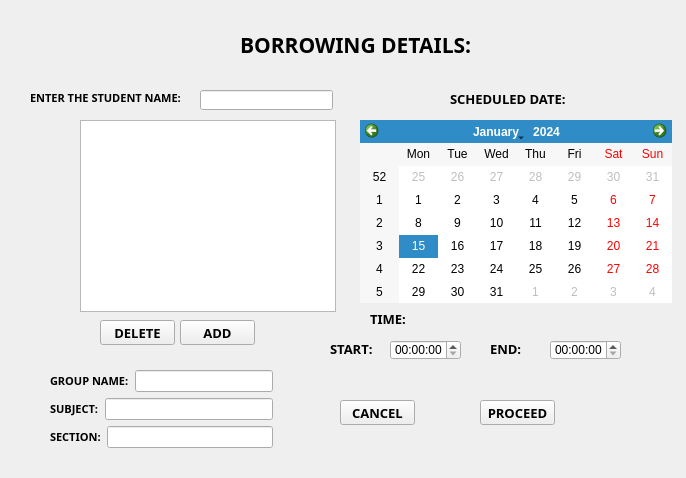
Old version of the form borrowingd.ui in the repository markytools/sume-borrower-app.
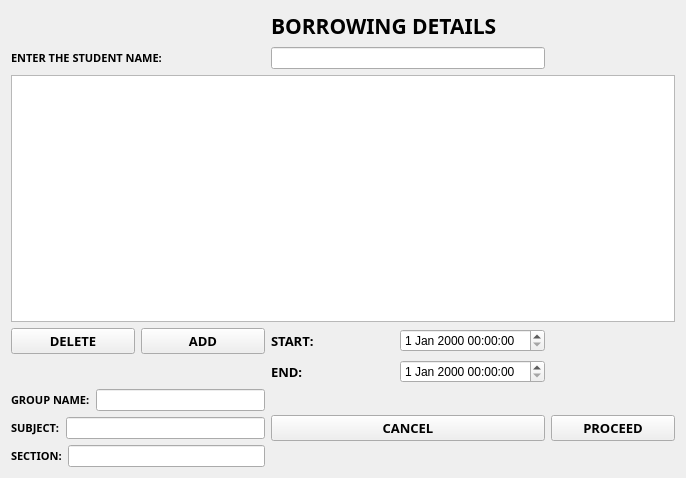
New version of the form.

Patch:
```diff
--- a/borrowingd.ui
+++ b/borrowingd.ui
@@ -25,170 +25,9 @@
   <property name="windowTitle">
    <string>Form</string>
   </property>
-  <widget class="QLabel" name="label_2">
-   <property name="geometry">
-    <rect>
-     <x>30</x>
-     <y>90</y>
-     <width>156</width>
-     <height>16</height>
-    </rect>
-   </property>
-   <property name="font">
-    <font>
-     <family>Segoe UI Black</family>
-     <pointsize>8</pointsize>
-     <weight>75</weight>
-     <bold>true</bold>
-    </font>
-   </property>
-   <property name="text">
-    <string>ENTER THE STUDENT NAME:</string>
-   </property>
-  </widget>
-  <widget class="QCalendarWidget" name="calendarWidget">
-   <property name="geometry">
-    <rect>
-     <x>360</x>
-     <y>120</y>
-     <width>312</width>
-     <height>183</height>
-    </rect>
-   </property>
-  </widget>
-  <widget class="QTableWidget" name="tableWidget">
-   <property name="geometry">
-    <rect>
-     <x>80</x>
-     <y>120</y>
-     <width>256</width>
-     <height>192</height>
-    </rect>
-   </property>
-  </widget>
-  <widget class="QTimeEdit" name="timeEdit">
-   <property name="geometry">
-    <rect>
-     <x>390</x>
-     <y>340</y>
-     <width>71</width>
-     <height>20</height>
-    </rect>
-   </property>
-  </widget>
-  <widget class="QLabel" name="label">
-   <property name="geometry">
-    <rect>
-     <x>240</x>
-     <y>30</y>
-     <width>241</width>
-     <height>30</height>
-    </rect>
-   </property>
-   <property name="font">
-    <font>
-     <family>Segoe UI Black</family>
-     <pointsize>16</pointsize>
-     <weight>75</weight>
-     <bold>true</bold>
-    </font>
-   </property>
-   <property name="text">
-    <string>BORROWING DETAILS:</string>
-   </property>
-  </widget>
-  <widget class="QLabel" name="label_6">
-   <property name="geometry">
-    <rect>
-     <x>370</x>
-     <y>310</y>
-     <width>37</width>
-     <height>17</height>
-    </rect>
-   </property>
-   <property name="font">
-    <font>
-     <family>Segoe UI Black</family>
-     <pointsize>10</pointsize>
-     <weight>75</weight>
-     <bold>true</bold>
-    </font>
-   </property>
-   <property name="text">
-    <string>TIME:</string>
-   </property>
-  </widget>
-  <widget class="QLabel" name="label_5">
-   <property name="geometry">
-    <rect>
-     <x>450</x>
-     <y>90</y>
-     <width>119</width>
-     <height>17</height>
-    </rect>
-   </property>
-   <property name="font">
-    <font>
-     <family>Segoe UI Black</family>
-     <pointsize>10</pointsize>
-     <weight>75</weight>
-     <bold>true</bold>
-    </font>
-   </property>
-   <property name="text">
-    <string>SCHEDULED DATE:</string>
-   </property>
-  </widget>
-  <widget class="QTimeEdit" name="timeEdit_2">
-   <property name="geometry">
-    <rect>
-     <x>550</x>
-     <y>340</y>
-     <width>71</width>
-     <height>20</height>
-    </rect>
-   </property>
-  </widget>
-  <widget class="QPushButton" name="pushButton">
-   <property name="geometry">
-    <rect>
-     <x>480</x>
-     <y>400</y>
-     <width>75</width>
-     <height>25</height>
-    </rect>
-   </property>
-   <property name="font">
-    <font>
-     <family>Segoe UI Black</family>
-     <pointsize>10</pointsize>
-     <weight>75</weight>
-     <bold>true</bold>
-    </font>
-   </property>
-   <property name="text">
-    <string>PROCEED</string>
-   </property>
-  </widget>
-  <widget class="QLineEdit" name="lineEdit">
-   <property name="geometry">
-    <rect>
-     <x>200</x>
-     <y>90</y>
-     <width>133</width>
-     <height>20</height>
-    </rect>
-   </property>
-  </widget>
+  <layout class="QGridLayout" name="gridLayout">
+   <item row="5" column="2">
   <widget class="QLabel" name="label_7">
-   <property name="geometry">
-    <rect>
-     <x>490</x>
-     <y>340</y>
-     <width>32</width>
-     <height>17</height>
-    </rect>
-   </property>
    <property name="font">
     <font>
      <family>Segoe UI Black</family>
@@ -201,15 +40,12 @@
     <string>END:</string>
    </property>
   </widget>
-  <widget class="QPushButton" name="pushButton_2">
-   <property name="geometry">
-    <rect>
-     <x>340</x>
-     <y>400</y>
-     <width>75</width>
-     <height>25</height>
-    </rect>
-   </property>
+   </item>
+   <item row="5" column="3">
+    <widget class="QDateTimeEdit" name="endDateTime"/>
+   </item>
+   <item row="6" column="2" colspan="2">
+    <widget class="QPushButton" name="Cancel">
    <property name="font">
     <font>
      <family>Segoe UI Black</family>
@@ -222,15 +58,75 @@
     <string>CANCEL</string>
    </property>
   </widget>
+   </item>
+   <item row="6" column="4">
+    <widget class="QPushButton" name="Proceed">
+     <property name="font">
+      <font>
+       <family>Segoe UI Black</family>
+       <pointsize>10</pointsize>
+       <weight>75</weight>
+       <bold>true</bold>
+      </font>
+     </property>
+     <property name="text">
+      <string>PROCEED</string>
+     </property>
+    </widget>
+   </item>
+   <item row="2" column="0" colspan="2">
+    <widget class="QLabel" name="label_2">
+     <property name="font">
+      <font>
+       <family>Segoe UI Black</family>
+       <pointsize>8</pointsize>
+       <weight>75</weight>
+       <bold>true</bold>
+      </font>
+     </property>
+     <property name="text">
+      <string>ENTER THE STUDENT NAME:</string>
+     </property>
+    </widget>
+   </item>
+   <item row="3" column="0" colspan="5">
+    <widget class="QListWidget" name="listWidget"/>
+   </item>
+   <item row="4" column="0">
+    <widget class="QPushButton" name="Delete">
+     <property name="font">
+      <font>
+       <family>Segoe UI Black</family>
+       <pointsize>10</pointsize>
+       <weight>75</weight>
+       <bold>true</bold>
+      </font>
+     </property>
+     <property name="text">
+      <string>DELETE</string>
+     </property>
+    </widget>
+   </item>
+   <item row="4" column="1">
+    <widget class="QPushButton" name="Add">
+     <property name="font">
+      <font>
+       <family>Segoe UI Black</family>
+       <pointsize>10</pointsize>
+       <weight>75</weight>
+       <bold>true</bold>
+      </font>
+     </property>
+     <property name="text">
+      <string>ADD</string>
+     </property>
+    </widget>
+   </item>
+   <item row="2" column="2" colspan="2">
+    <widget class="QLineEdit" name="studentName"/>
+   </item>
+   <item row="4" column="2">
   <widget class="QLabel" name="label_8">
-   <property name="geometry">
-    <rect>
-     <x>330</x>
-     <y>340</y>
-     <width>46</width>
-     <height>17</height>
-    </rect>
-   </property>
    <property name="font">
     <font>
      <family>Segoe UI Black</family>
@@ -243,57 +139,11 @@
     <string>START:</string>
    </property>
   </widget>
-  <widget class="QPushButton" name="pushButton_3">
-   <property name="geometry">
-    <rect>
-     <x>180</x>
-     <y>320</y>
-     <width>75</width>
-     <height>25</height>
-    </rect>
-   </property>
-   <property name="font">
-    <font>
-     <family>Segoe UI Black</family>
-     <pointsize>10</pointsize>
-     <weight>75</weight>
-     <bold>true</bold>
-    </font>
-   </property>
-   <property name="text">
-    <string>ADD</string>
-   </property>
-  </widget>
-  <widget class="QPushButton" name="pushButton_4">
-   <property name="geometry">
-    <rect>
-     <x>100</x>
-     <y>320</y>
-     <width>75</width>
-     <height>25</height>
-    </rect>
-   </property>
-   <property name="font">
-    <font>
-     <family>Segoe UI Black</family>
-     <pointsize>10</pointsize>
-     <weight>75</weight>
-     <bold>true</bold>
-    </font>
-   </property>
-   <property name="text">
-    <string>DELETE</string>
-   </property>
-  </widget>
-  <widget class="QWidget" name="">
-   <property name="geometry">
-    <rect>
-     <x>50</x>
-     <y>370</y>
-     <width>223</width>
-     <height>80</height>
-    </rect>
-   </property>
+   </item>
+   <item row="4" column="3">
+    <widget class="QDateTimeEdit" name="startDateTime"/>
+   </item>
+   <item row="6" column="0" colspan="2">
    <layout class="QVBoxLayout" name="verticalLayout">
     <item>
      <layout class="QHBoxLayout" name="horizontalLayout">
@@ -362,7 +212,23 @@
      </layout>
     </item>
    </layout>
-  </widget>
+   </item>
+   <item row="1" column="2" colspan="2">
+    <widget class="QLabel" name="label">
+     <property name="font">
+      <font>
+       <family>Segoe UI Black</family>
+       <pointsize>16</pointsize>
+       <weight>75</weight>
+       <bold>true</bold>
+      </font>
+     </property>
+     <property name="text">
+      <string>BORROWING DETAILS</string>
+     </property>
+    </widget>
+   </item>
+  </layout>
  </widget>
  <resources/>
  <connections/>
```
Left out of the diff: 6 changed lines with no effect on the pictures. Lines whose indentation alone changed are shown as unchanged.
